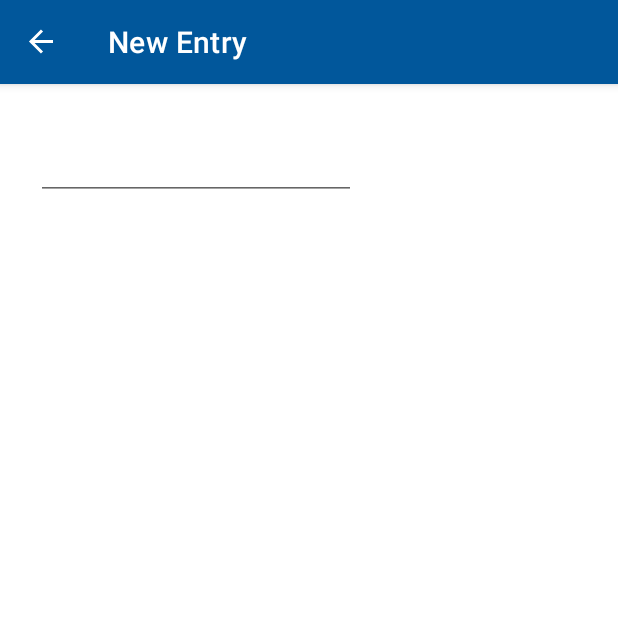
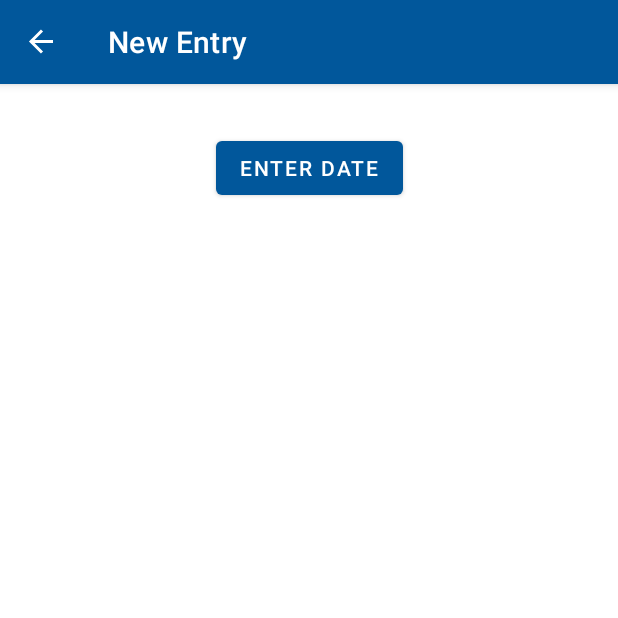
Before and after one commit to Jokuyen/Happiness_Perspective, an Android app: the NewEntryFragment screen opened through its navigation route, on a phone screen of 412 x 824 dp, the top half of it. Run offline under Robolectric (Android 15) with nearby library versions, the phone set to English and light mode, and no system bars; our stand-ins replace data binding, navigation-ui.

Commit message:
Refactored files; added datePickerDialog in "NewEntryFragment"; updated date_picker_button to change colors after click

```diff
--- a/app/build.gradle
+++ b/app/build.gradle
@@ -8,7 +8,7 @@ android {
     buildToolsVersion "29.0.2"
     defaultConfig {
         applicationId "com.example.happinessperspective"
-        minSdkVersion 21
+        minSdkVersion 24
         targetSdkVersion 29
         versionCode 1
         versionName "1.0"
--- a/app/src/main/java/com/example/happinessperspective/fragments/NewEntryFragment.kt
+++ /dev/null
@@ -1,32 +0,0 @@
-package com.example.happinessperspective.fragments
-
-import androidx.lifecycle.ViewModelProviders
-import android.os.Bundle
-import androidx.fragment.app.Fragment
-import android.view.LayoutInflater
-import android.view.View
-import android.view.ViewGroup
-
-import com.example.happinessperspective.R
-import com.example.happinessperspective.databinding.NewEntryFragmentBinding
-import com.example.happinessperspective.viewModels.NewEntryViewModel
-
-class NewEntryFragment : Fragment() {
-
-    private lateinit var viewModel: NewEntryViewModel
-
-    override fun onCreateView(
-        inflater: LayoutInflater, container: ViewGroup?,
-        savedInstanceState: Bundle?
-    ): View? {
-        val binding = NewEntryFragmentBinding.inflate(inflater)
-
-        return binding.root
-    }
-
-    override fun onActivityCreated(savedInstanceState: Bundle?) {
-        super.onActivityCreated(savedInstanceState)
-        viewModel = ViewModelProviders.of(this).get(NewEntryViewModel::class.java)
-    }
-
-}
--- a/app/src/main/java/com/example/happinessperspective/viewModels/HomeViewModel.kt
+++ b/app/src/main/java/com/example/happinessperspective/home/HomeViewModel.kt
@@ -1,4 +1,4 @@
-package com.example.happinessperspective.viewModels
+package com.example.happinessperspective.home
 
 import androidx.lifecycle.LiveData
 import androidx.lifecycle.MutableLiveData
--- /dev/null
+++ b/app/src/main/java/com/example/happinessperspective/newEntry/NewEntryFragment.kt
@@ -0,0 +1,59 @@
+package com.example.happinessperspective.newEntry
+
+import android.app.DatePickerDialog
+import android.content.res.ColorStateList
+import android.icu.text.DateFormatSymbols
+import android.icu.util.Calendar
+import androidx.lifecycle.ViewModelProviders
+import android.os.Bundle
+import androidx.fragment.app.Fragment
+import android.view.LayoutInflater
+import android.view.View
+import android.view.ViewGroup
+import androidx.core.content.ContextCompat
+import com.example.happinessperspective.R
+
+import com.example.happinessperspective.databinding.NewEntryFragmentBinding
+import kotlinx.android.synthetic.main.new_entry_fragment.*
+
+class NewEntryFragment : Fragment() {
+
+    private lateinit var binding: NewEntryFragmentBinding
+    private lateinit var viewModel: NewEntryViewModel
+
+    override fun onCreateView(
+        inflater: LayoutInflater, container: ViewGroup?,
+        savedInstanceState: Bundle?
+    ): View? {
+        binding = NewEntryFragmentBinding.inflate(inflater)
+
+        binding.datePickerButton.setOnClickListener {
+            showDatePickerDialog(it)
+        }
+
+        return binding.root
+    }
+
+    override fun onActivityCreated(savedInstanceState: Bundle?) {
+        super.onActivityCreated(savedInstanceState)
+        viewModel = ViewModelProviders.of(this).get(NewEntryViewModel::class.java)
+    }
+
+    private fun showDatePickerDialog(v: View) {
+        val c = Calendar.getInstance()
+        val defaultYear = c.get(Calendar.YEAR)
+        val defaultMonth = c.get(Calendar.MONTH)
+        val defaultDay = c.get(Calendar.DAY_OF_MONTH)
+
+        val datePicker = DatePickerDialog(requireContext(),
+            DatePickerDialog.OnDateSetListener { _, inputYear, inputMonth, inputDay ->
+                val monthString = DateFormatSymbols().getMonths()[inputMonth]
+                date_picker_button.text = monthString + " " + inputDay + ", " + inputYear
+
+                val newColor = ContextCompat.getColor(requireContext(), R.color.secondaryDarkColor)
+                date_picker_button.setBackgroundTintList(ColorStateList.valueOf(newColor))
+            }, defaultYear, defaultMonth, defaultDay)
+
+        datePicker.show()
+    }
+}
--- a/app/src/main/res/layout/new_entry_fragment.xml
+++ b/app/src/main/res/layout/new_entry_fragment.xml
@@ -1,22 +1,26 @@
 <?xml version="1.0" encoding="utf-8"?>
-<layout>
-    <androidx.constraintlayout.widget.ConstraintLayout xmlns:android="http://schemas.android.com/apk/res/android"
-        xmlns:app="http://schemas.android.com/apk/res-auto"
-        xmlns:tools="http://schemas.android.com/tools"
+<layout xmlns:android="http://schemas.android.com/apk/res/android"
+    xmlns:app="http://schemas.android.com/apk/res-auto"
+    xmlns:tools="http://schemas.android.com/tools">
+
+    <androidx.constraintlayout.widget.ConstraintLayout
         android:id="@+id/constraintLayout"
         android:layout_width="match_parent"
         android:layout_height="match_parent"
-        tools:context=".fragments.NewEntryFragment" >
+        tools:context=".newEntry.NewEntryFragment" >
 
-        <EditText
-            android:id="@+id/editText"
+        <Button
+            android:id="@+id/date_picker_button"
             android:layout_width="wrap_content"
             android:layout_height="wrap_content"
-            android:layout_marginStart="24dp"
+            android:layout_marginStart="16dp"
             android:layout_marginTop="32dp"
-            android:ems="10"
-            android:inputType="date"
+            android:layout_marginEnd="16dp"
+            android:text="@string/pick_date"
+            app:layout_constraintEnd_toEndOf="parent"
             app:layout_constraintStart_toStartOf="parent"
-            app:layout_constraintTop_toTopOf="parent" />
+            app:layout_constraintTop_toTopOf="parent"
+            />
+
     </androidx.constraintlayout.widget.ConstraintLayout>
 </layout>
--- a/app/src/main/res/navigation/navigation.xml
+++ b/app/src/main/res/navigation/navigation.xml
@@ -7,7 +7,7 @@
 
     <fragment
         android:id="@+id/homeFragment"
-        android:name="com.example.happinessperspective.fragments.HomeFragment"
+        android:name="com.example.happinessperspective.home.HomeFragment"
         android:label="Home"
         tools:layout="@layout/home_fragment">
         <action
@@ -16,7 +16,7 @@
     </fragment>
     <fragment
         android:id="@+id/newEntryFragment"
-        android:name="com.example.happinessperspective.fragments.NewEntryFragment"
+        android:name="com.example.happinessperspective.newEntry.NewEntryFragment"
         android:label="New Entry" />
 
 </navigation>
--- a/app/src/main/res/values/strings.xml
+++ b/app/src/main/res/values/strings.xml
@@ -1,9 +1,7 @@
 <resources>
     <string name="app_name">Happiness Perspective</string>
 
-    <!-- TODO: Remove or change this placeholder text -->
     <string name="fab_label">New Entry</string>
 
-    <!-- TODO: Remove or change this placeholder text -->
-    <string name="hello_blank_fragment">Hello blank fragment</string>
+    <string name="pick_date">Enter Date</string>
 </resources>
```
Also changed, not shown: app/src/main/java/com/example/happinessperspective/home/HomeFragment.kt (renamed from app/src/main/java/com/example/happinessperspective/fragments/HomeFragment.kt, +4 -3 lines), app/src/main/java/com/example/happinessperspective/newEntry/NewEntryViewModel.kt (added, +7 -0 lines), app/src/main/java/com/example/happinessperspective/viewModels/NewEntryViewModel.kt (deleted, +0 -7 lines), app/src/main/res/layout/home_fragment.xml (+5 -3 lines).
